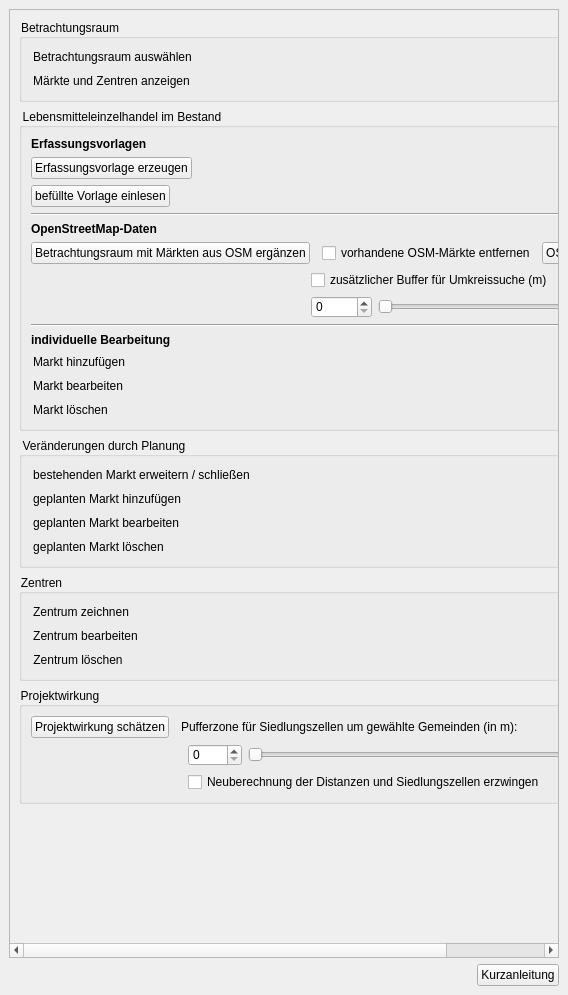
Before: the Qt Designer form projektchecktools/ui/ProjektCheck_dockwidget_analysis_08-SKSM.ui in projektcheck/ProjektCheck-QGIS, drawn with Qt 5.
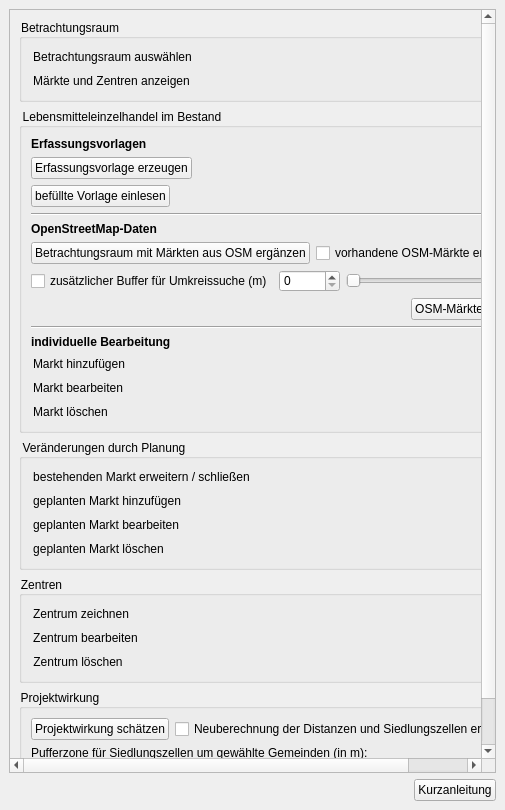
After: the same form once the commit is applied. Icons and pictures are not drawn. Custom widgets are drawn as their Qt base class.

Commit message: supermarkets template dialog; started template functionality

```diff
--- a/projektchecktools/ui/ProjektCheck_dockwidget_analysis_08-SKSM.ui
+++ b/projektchecktools/ui/ProjektCheck_dockwidget_analysis_08-SKSM.ui
@@ -6,8 +6,8 @@
    <rect>
     <x>0</x>
     <y>0</y>
-    <width>568</width>
-    <height>995</height>
+    <width>505</width>
+    <height>810</height>
    </rect>
   </property>
   <property name="styleSheet">
@@ -67,8 +67,8 @@
         <rect>
          <x>0</x>
          <y>0</y>
-         <width>554</width>
-         <height>940</height>
+         <width>478</width>
+         <height>758</height>
         </rect>
        </property>
        <layout class="QVBoxLayout" name="verticalLayout_10">
@@ -296,22 +296,6 @@
                </property>
               </widget>
              </item>
-             <item>
-              <spacer name="horizontalSpacer_8">
-               <property name="orientation">
-                <enum>Qt::Horizontal</enum>
-               </property>
-               <property name="sizeType">
-                <enum>QSizePolicy::Fixed</enum>
-               </property>
-               <property name="sizeHint" stdset="0">
-                <size>
-                 <width>6</width>
-                 <height>20</height>
-                </size>
-               </property>
-              </spacer>
-             </item>
              <item>
               <widget class="QCheckBox" name="checkBox_22">
                <property name="text">
@@ -332,52 +316,16 @@
                </property>
               </spacer>
              </item>
-             <item>
-              <widget class="QPushButton" name="pushButton_3">
-               <property name="text">
-                <string>OSM-Märkte löschen</string>
-               </property>
-              </widget>
-             </item>
             </layout>
            </item>
            <item>
-            <layout class="QHBoxLayout" name="horizontalLayout_7">
+            <layout class="QHBoxLayout" name="horizontalLayout">
+             <property name="leftMargin">
+              <number>0</number>
+             </property>
              <property name="topMargin">
               <number>0</number>
              </property>
-             <item>
-              <spacer name="horizontalSpacer">
-               <property name="orientation">
-                <enum>Qt::Horizontal</enum>
-               </property>
-               <property name="sizeType">
-                <enum>QSizePolicy::Fixed</enum>
-               </property>
-               <property name="sizeHint" stdset="0">
-                <size>
-                 <width>268</width>
-                 <height>20</height>
-                </size>
-               </property>
-              </spacer>
-             </item>
-             <item>
-              <spacer name="horizontalSpacer_9">
-               <property name="orientation">
-                <enum>Qt::Horizontal</enum>
-               </property>
-               <property name="sizeType">
-                <enum>QSizePolicy::Fixed</enum>
-               </property>
-               <property name="sizeHint" stdset="0">
-                <size>
-                 <width>12</width>
-                 <height>20</height>
-                </size>
-               </property>
-              </spacer>
-             </item>
              <item>
               <widget class="QCheckBox" name="checkBox_23">
                <property name="toolTip">
@@ -388,48 +336,6 @@
                </property>
               </widget>
              </item>
-            </layout>
-           </item>
-           <item>
-            <layout class="QHBoxLayout" name="horizontalLayout">
-             <property name="leftMargin">
-              <number>0</number>
-             </property>
-             <property name="topMargin">
-              <number>0</number>
-             </property>
-             <item>
-              <spacer name="horizontalSpacer_10">
-               <property name="orientation">
-                <enum>Qt::Horizontal</enum>
-               </property>
-               <property name="sizeType">
-                <enum>QSizePolicy::Fixed</enum>
-               </property>
-               <property name="sizeHint" stdset="0">
-                <size>
-                 <width>268</width>
-                 <height>20</height>
-                </size>
-               </property>
-              </spacer>
-             </item>
-             <item>
-              <spacer name="horizontalSpacer_11">
-               <property name="orientation">
-                <enum>Qt::Horizontal</enum>
-               </property>
-               <property name="sizeType">
-                <enum>QSizePolicy::Fixed</enum>
-               </property>
-               <property name="sizeHint" stdset="0">
-                <size>
-                 <width>12</width>
-                 <height>20</height>
-                </size>
-               </property>
-              </spacer>
-             </item>
              <item>
               <widget class="QSpinBox" name="spinBox">
                <property name="toolTip">
@@ -455,6 +361,36 @@
              </item>
             </layout>
            </item>
+           <item>
+            <layout class="QHBoxLayout" name="horizontalLayout_7">
+             <property name="topMargin">
+              <number>0</number>
+             </property>
+             <property name="rightMargin">
+              <number>0</number>
+             </property>
+             <item>
+              <spacer name="horizontalSpacer_14">
+               <property name="orientation">
+                <enum>Qt::Horizontal</enum>
+               </property>
+               <property name="sizeHint" stdset="0">
+                <size>
+                 <width>40</width>
+                 <height>20</height>
+                </size>
+               </property>
+              </spacer>
+             </item>
+             <item>
+              <widget class="QPushButton" name="pushButton_5">
+               <property name="text">
+                <string>OSM-Märkte löschen</string>
+               </property>
+              </widget>
+             </item>
+            </layout>
+           </item>
            <item>
             <widget class="Line" name="line_2">
              <property name="orientation">
@@ -902,7 +838,7 @@
           </property>
           <layout class="QVBoxLayout" name="verticalLayout_6">
            <item>
-            <layout class="QHBoxLayout" name="horizontalLayout_3">
+            <layout class="QHBoxLayout" name="horizontalLayout_5">
              <property name="topMargin">
               <number>0</number>
              </property>
@@ -927,30 +863,34 @@
               </widget>
              </item>
              <item>
-              <spacer name="horizontalSpacer_6">
+              <widget class="QCheckBox" name="checkBox">
+               <property name="text">
+                <string>Neuberechnung der Distanzen und Siedlungszellen erzwingen</string>
+               </property>
+              </widget>
+             </item>
+             <item>
+              <spacer name="horizontalSpacer_13">
                <property name="orientation">
                 <enum>Qt::Horizontal</enum>
                </property>
-               <property name="sizeType">
-                <enum>QSizePolicy::Fixed</enum>
-               </property>
                <property name="sizeHint" stdset="0">
                 <size>
-                 <width>6</width>
+                 <width>40</width>
                  <height>20</height>
                 </size>
                </property>
               </spacer>
              </item>
-             <item>
-              <widget class="QLabel" name="label">
-               <property name="text">
-                <string>Pufferzone für Siedlungszellen um gewählte Gemeinden (in m):</string>
-               </property>
-              </widget>
-             </item>
             </layout>
            </item>
+           <item>
+            <widget class="QLabel" name="label">
+             <property name="text">
+              <string>Pufferzone für Siedlungszellen um gewählte Gemeinden (in m):</string>
+             </property>
+            </widget>
+           </item>
            <item>
             <layout class="QHBoxLayout" name="horizontalLayout_4">
              <property name="leftMargin">
@@ -959,38 +899,6 @@
              <property name="topMargin">
               <number>0</number>
              </property>
-             <item>
-              <spacer name="horizontalSpacer_2">
-               <property name="orientation">
-                <enum>Qt::Horizontal</enum>
-               </property>
-               <property name="sizeType">
-                <enum>QSizePolicy::Fixed</enum>
-               </property>
-               <property name="sizeHint" stdset="0">
-                <size>
-                 <width>145</width>
-                 <height>20</height>
-                </size>
-               </property>
-              </spacer>
-             </item>
-             <item>
-              <spacer name="horizontalSpacer_5">
-               <property name="orientation">
-                <enum>Qt::Horizontal</enum>
-               </property>
-               <property name="sizeType">
-                <enum>QSizePolicy::Fixed</enum>
-               </property>
-               <property name="sizeHint" stdset="0">
-                <size>
-                 <width>12</width>
-                 <height>20</height>
-                </size>
-               </property>
-              </spacer>
-             </item>
              <item>
               <widget class="QSpinBox" name="spinBox_2">
                <property name="maximum">
@@ -1010,52 +918,6 @@
              </item>
             </layout>
            </item>
-           <item>
-            <layout class="QHBoxLayout" name="horizontalLayout_5">
-             <property name="topMargin">
-              <number>0</number>
-             </property>
-             <item>
-              <spacer name="horizontalSpacer_3">
-               <property name="orientation">
-                <enum>Qt::Horizontal</enum>
-               </property>
-               <property name="sizeType">
-                <enum>QSizePolicy::Fixed</enum>
-               </property>
-               <property name="sizeHint" stdset="0">
-                <size>
-                 <width>145</width>
-                 <height>20</height>
-                </size>
-               </property>
-              </spacer>
-             </item>
-             <item>
-              <spacer name="horizontalSpacer_7">
-               <property name="orientation">
-                <enum>Qt::Horizontal</enum>
-               </property>
-               <property name="sizeType">
-                <enum>QSizePolicy::Fixed</enum>
-               </property>
-               <property name="sizeHint" stdset="0">
-                <size>
-                 <width>12</width>
-                 <height>20</height>
-                </size>
-               </property>
-              </spacer>
-             </item>
-             <item>
-              <widget class="QCheckBox" name="checkBox">
-               <property name="text">
-                <string>Neuberechnung der Distanzen und Siedlungszellen erzwingen</string>
-               </property>
-              </widget>
-             </item>
-            </layout>
-           </item>
           </layout>
          </widget>
         </item>
```
Left out of the diff: 72 changed lines with no effect on the pictures. The commit also changes 6 other files.
